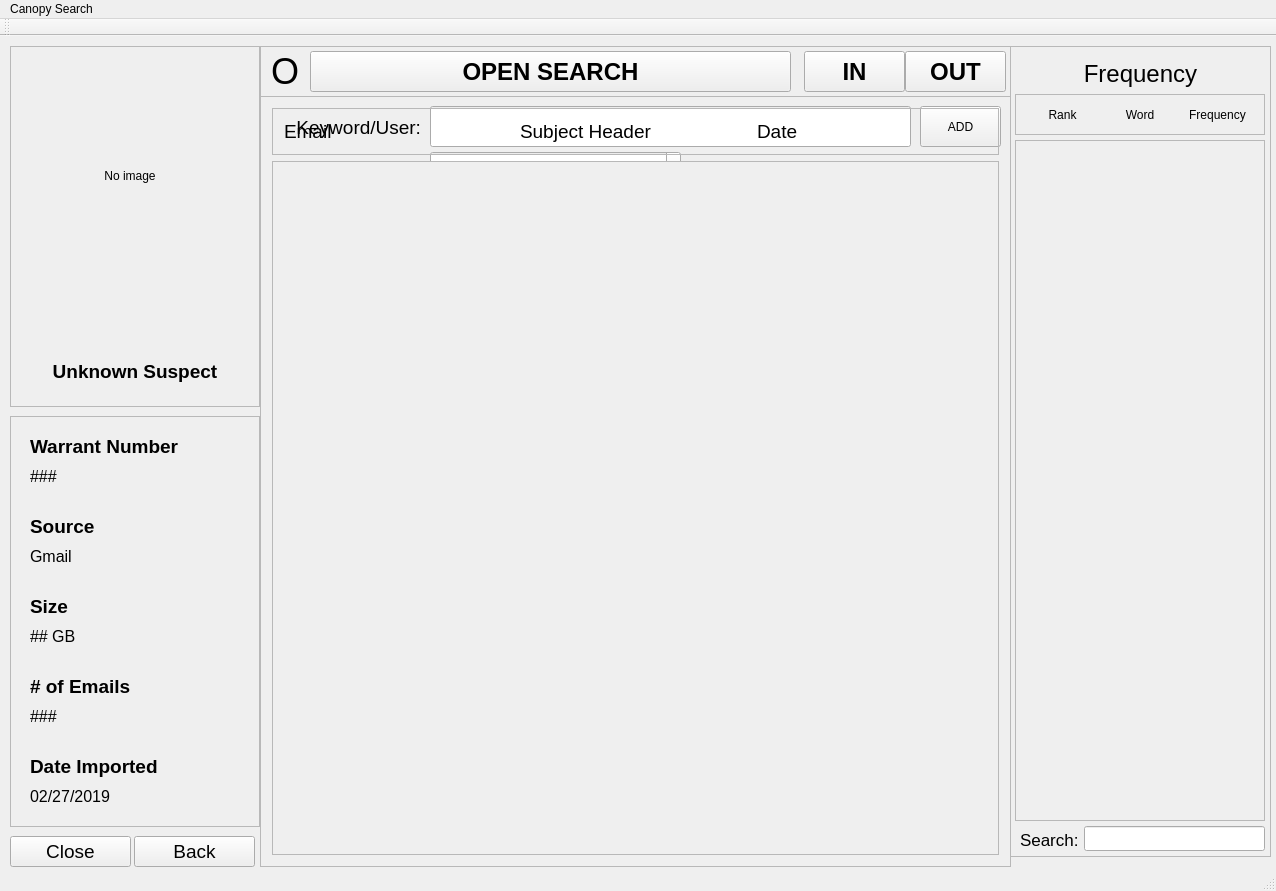
Above: CanopyGUI/SearchWindow.ui from joshrands/Canopy before the change. Below: the same form after it.
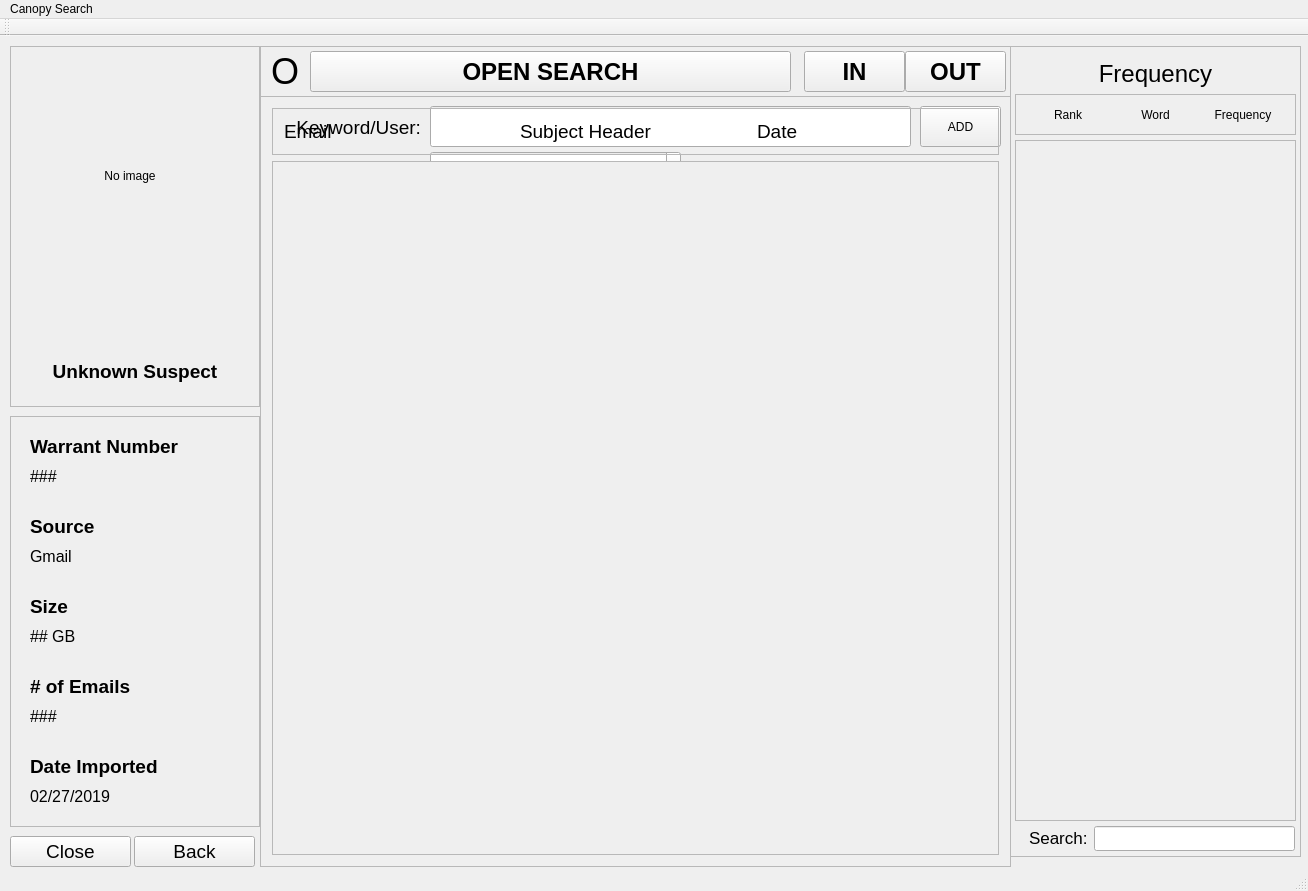
That is the form after the change.

The edit to the form file:
```diff
--- a/CanopyGUI/SearchWindow.ui
+++ b/CanopyGUI/SearchWindow.ui
@@ -6,7 +6,7 @@
    <rect>
     <x>0</x>
     <y>0</y>
-    <width>1276</width>
+    <width>1308</width>
     <height>891</height>
    </rect>
   </property>
@@ -686,7 +686,7 @@
      <rect>
       <x>1010</x>
       <y>10</y>
-      <width>261</width>
+      <width>291</width>
       <height>811</height>
      </rect>
     </property>
@@ -701,7 +701,7 @@
       <rect>
        <x>10</x>
        <y>7</y>
-       <width>241</width>
+       <width>271</width>
        <height>41</height>
       </rect>
      </property>
@@ -722,7 +722,7 @@
       <rect>
        <x>5</x>
        <y>48</y>
-       <width>250</width>
+       <width>281</width>
        <height>41</height>
       </rect>
      </property>
@@ -770,7 +770,7 @@
       <rect>
        <x>5</x>
        <y>94</y>
-       <width>250</width>
+       <width>281</width>
        <height>681</height>
       </rect>
      </property>
@@ -782,7 +782,7 @@
        <rect>
         <x>0</x>
         <y>0</y>
-        <width>248</width>
+        <width>279</width>
         <height>679</height>
        </rect>
       </property>
@@ -791,8 +791,8 @@
     <widget class="QLabel" name="label_13">
      <property name="geometry">
       <rect>
-       <x>10</x>
-       <y>785</y>
+       <x>19</x>
+       <y>783</y>
        <width>67</width>
        <height>17</height>
       </rect>
@@ -809,9 +809,9 @@
     <widget class="QLineEdit" name="wordFreqFilter">
      <property name="geometry">
       <rect>
-       <x>74</x>
+       <x>84</x>
        <y>780</y>
-       <width>181</width>
+       <width>201</width>
        <height>25</height>
       </rect>
      </property>
@@ -861,7 +861,7 @@
     <rect>
      <x>0</x>
      <y>0</y>
-     <width>1276</width>
+     <width>1308</width>
      <height>22</height>
     </rect>
    </property>
```
